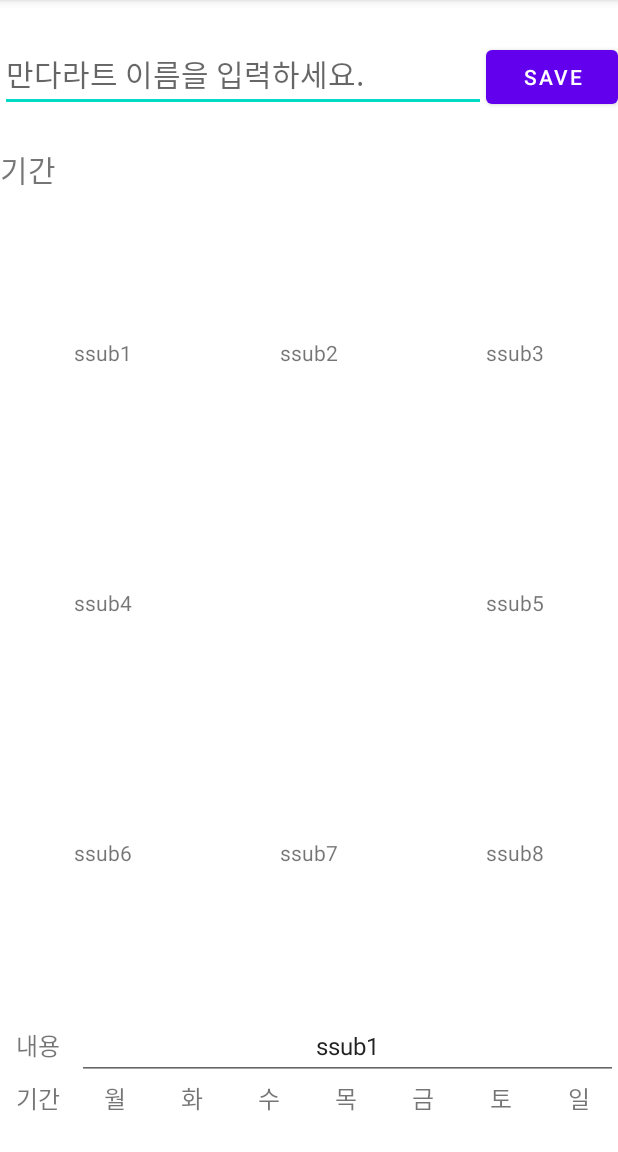
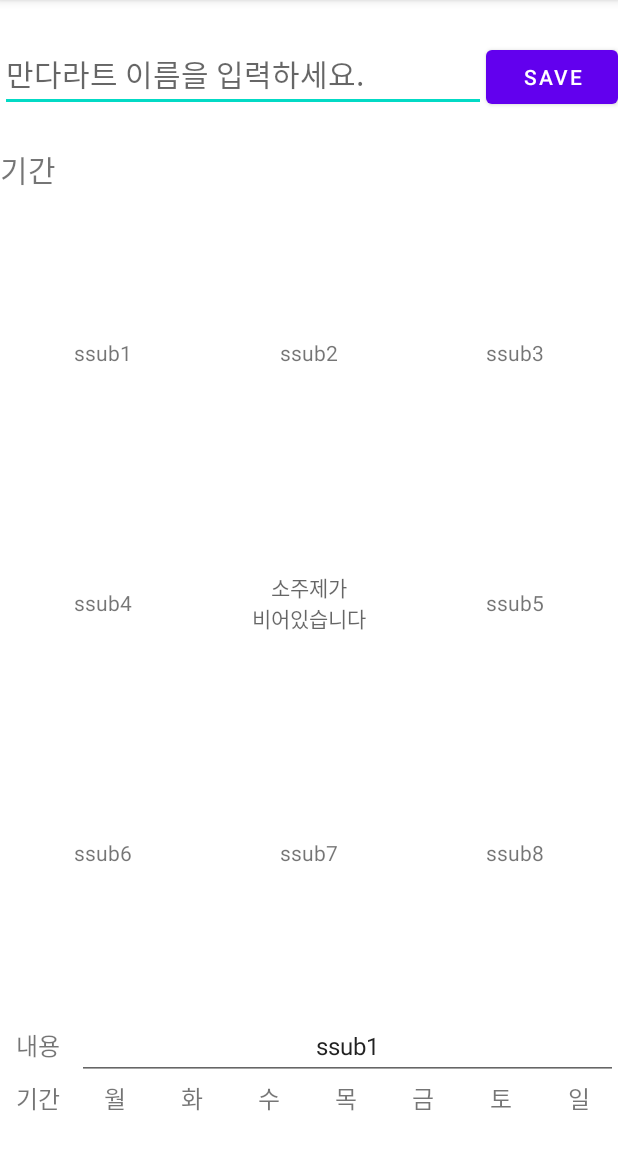
Before and after one commit to at2eindre/mandal, an Android app: the screen it shows after launch (AddTableActivity), after a tap on "다음", on a phone screen of 412 x 824 dp, the part 84-1236 px from its top. Run offline under Robolectric (Android 15) with nearby library versions, the phone set to English and light mode, and no system bars.

Commit message:
터치문제 해결
텍스트뷰 hint 추가
터치문제 해결(터치 두번해야 먹히고그랬음)

```diff
--- a/app/src/main/java/com/example/mandalart/AddTableActivity.java
+++ b/app/src/main/java/com/example/mandalart/AddTableActivity.java
@@ -370,7 +370,6 @@ public class AddTableActivity extends AppCompatActivity {
             }
         });
 
-        linearLayout=(LinearLayout)findViewById(R.id.term_visible);
         linearLayout.setVisibility(View.VISIBLE);
 
         editText=(EditText)findViewById(R.id.content);
--- a/app/src/main/res/layout/add_main_table.xml
+++ b/app/src/main/res/layout/add_main_table.xml
@@ -32,6 +32,7 @@
                     android:layout_weight="3"
                     android:gravity="center"
                     android:text="1번"
+                    android:hint="소주제를\n입력하세요"
                     android:clickable="true"
                     />
                 <Button
@@ -54,6 +55,7 @@
                     android:layout_weight="3"
                     android:gravity="center"
                     android:text="2번"
+                    android:hint="소주제를\n입력하세요"
                     android:clickable="true"
                     />
                 <Button
@@ -77,6 +79,7 @@
                     android:layout_weight="3"
                     android:gravity="center"
                     android:text="3번"
+                    android:hint="소주제를\n입력하세요"
                     android:clickable="true"
                     />
                 <Button
@@ -106,6 +109,7 @@
                     android:layout_weight="3"
                     android:gravity="center"
                     android:text="4번"
+                    android:hint="소주제를\n입력하세요"
                     android:clickable="true"
                     />
                 <Button
@@ -121,7 +125,8 @@
                 android:layout_height="match_parent"
                 android:layout_weight="1"
                 android:gravity="center"
-                android:text="main"/>
+                android:text="main"
+                android:hint="최종목표를\n입력하세요"/>
 
             <LinearLayout
                 android:layout_width="0dp"
@@ -136,6 +141,7 @@
                     android:layout_weight="3"
                     android:gravity="center"
                     android:text="5번"
+                    android:hint="소주제를\n입력하세요"
                     android:clickable="true"
                     />
                 <Button
@@ -166,6 +172,7 @@
                     android:layout_weight="3"
                     android:gravity="center"
                     android:text="6번"
+                    android:hint="소주제를\n입력하세요"
                     android:clickable="true"
                     />
                 <Button
@@ -188,6 +195,7 @@
                     android:layout_weight="3"
                     android:gravity="center"
                     android:text="7번"
+                    android:hint="소주제를\n입력하세요"
                     android:clickable="true"
                     />
                 <Button
@@ -211,6 +219,7 @@
                     android:layout_weight="3"
                     android:gravity="center"
                     android:text="8번"
+                    android:hint="소주제를\n입력하세요"
                     android:clickable="true"
                     />
                 <Button
--- a/app/src/main/res/layout/add_sub_table.xml
+++ b/app/src/main/res/layout/add_sub_table.xml
@@ -26,7 +26,8 @@
                 android:layout_height="match_parent"
                 android:layout_weight="1"
                 android:gravity="center"
-                android:text="ssub1"/>
+                android:text="ssub1"
+                android:hint="세부계획을\n입력하세요"/>
 
             <TextView
                 android:id="@+id/add_ssub2"
@@ -34,7 +35,8 @@
                 android:layout_height="match_parent"
                 android:layout_weight="1"
                 android:gravity="center"
-                android:text="ssub2"/>
+                android:text="ssub2"
+                android:hint="세부계획을\n입력하세요"/>
 
             <TextView
                 android:id="@+id/add_ssub3"
@@ -42,7 +44,8 @@
                 android:layout_height="match_parent"
                 android:layout_weight="1"
                 android:gravity="center"
-                android:text="ssub3"/>
+                android:text="ssub3"
+                android:hint="세부계획을\n입력하세요"/>
         </LinearLayout>
 
         <LinearLayout
@@ -56,7 +59,8 @@
                 android:layout_height="match_parent"
                 android:layout_weight="1"
                 android:gravity="center"
-                android:text="ssub4"/>
+                android:text="ssub4"
+                android:hint="세부계획을\n입력하세요"/>
 
 
             <TextView
@@ -66,7 +70,8 @@
                 android:layout_weight="1"
                 android:gravity="center"
                 android:text="sub_topic"
-                android:clickable="true"/>
+                android:clickable="true"
+                android:hint="소주제가\n비어있습니다"/>
 
             <TextView
                 android:id="@+id/add_ssub5"
@@ -74,7 +79,8 @@
                 android:layout_height="match_parent"
                 android:layout_weight="1"
                 android:gravity="center"
-                android:text="ssub5"/>
+                android:text="ssub5"
+                android:hint="세부계획을\n입력하세요"/>
         </LinearLayout>
 
         <LinearLayout
@@ -88,7 +94,8 @@
                 android:layout_height="match_parent"
                 android:layout_weight="1"
                 android:gravity="center"
-                android:text="ssub6"/>
+                android:text="ssub6"
+                android:hint="세부계획을\n입력하세요"/>
 
             <TextView
                 android:id="@+id/add_ssub7"
@@ -96,7 +103,8 @@
                 android:layout_height="match_parent"
                 android:layout_weight="1"
                 android:gravity="center"
-                android:text="ssub7"/>
+                android:text="ssub7"
+                android:hint="세부계획을\n입력하세요"/>
 
             <TextView
                 android:id="@+id/add_ssub8"
@@ -104,7 +112,8 @@
                 android:layout_height="match_parent"
                 android:layout_weight="1"
                 android:gravity="center"
-                android:text="ssub8"/>
+                android:text="ssub8"
+                android:hint="세부계획을\n입력하세요"/>
         </LinearLayout>
 
     </LinearLayout>
```
